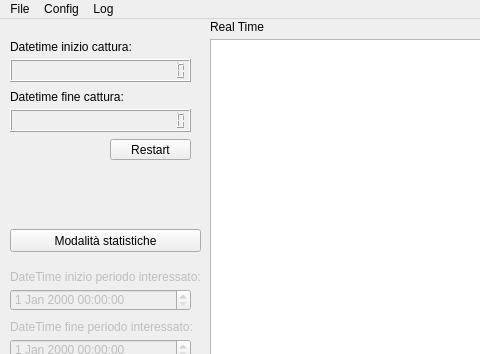
Above: QTUI/mainwindow.ui from dnlrs/willy-gui before the change; both pictures show x 0 to 480 and y 0 to 354 of the 1125 by 805 pixel window. Below: the same form after it.
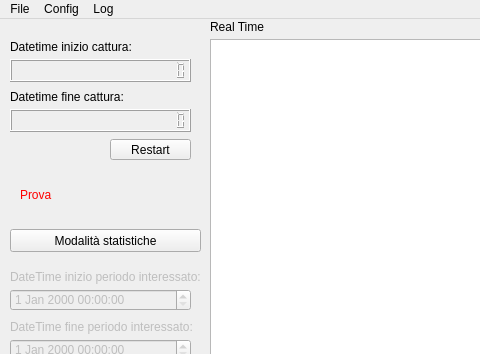
That is the form after the change. Custom widgets are drawn as their Qt base class.

Commit message: controllo sui tempi

Patch:
```diff
--- a/QTUI/mainwindow.ui
+++ b/QTUI/mainwindow.ui
@@ -432,6 +432,56 @@
      <string>MM</string>
     </property>
    </widget>
+   <widget class="QLabel" name="label_16">
+    <property name="geometry">
+     <rect>
+      <x>20</x>
+      <y>150</y>
+      <width>181</width>
+      <height>51</height>
+     </rect>
+    </property>
+    <property name="palette">
+     <palette>
+      <active>
+       <colorrole role="WindowText">
+        <brush brushstyle="SolidPattern">
+         <color alpha="255">
+          <red>255</red>
+          <green>0</green>
+          <blue>0</blue>
+         </color>
+        </brush>
+       </colorrole>
+      </active>
+      <inactive>
+       <colorrole role="WindowText">
+        <brush brushstyle="SolidPattern">
+         <color alpha="255">
+          <red>255</red>
+          <green>0</green>
+          <blue>0</blue>
+         </color>
+        </brush>
+       </colorrole>
+      </inactive>
+      <disabled>
+       <colorrole role="WindowText">
+        <brush brushstyle="SolidPattern">
+         <color alpha="255">
+          <red>120</red>
+          <green>120</green>
+          <blue>120</blue>
+         </color>
+        </brush>
+       </colorrole>
+      </disabled>
+     </palette>
+    </property>
+    <property name="text">
+     <string>Prova</string>
+    </property>
+   </widget>
   </widget>
   <widget class="QMenuBar" name="menubar">
    <property name="geometry">
```
The commit also changes 2 other files.
